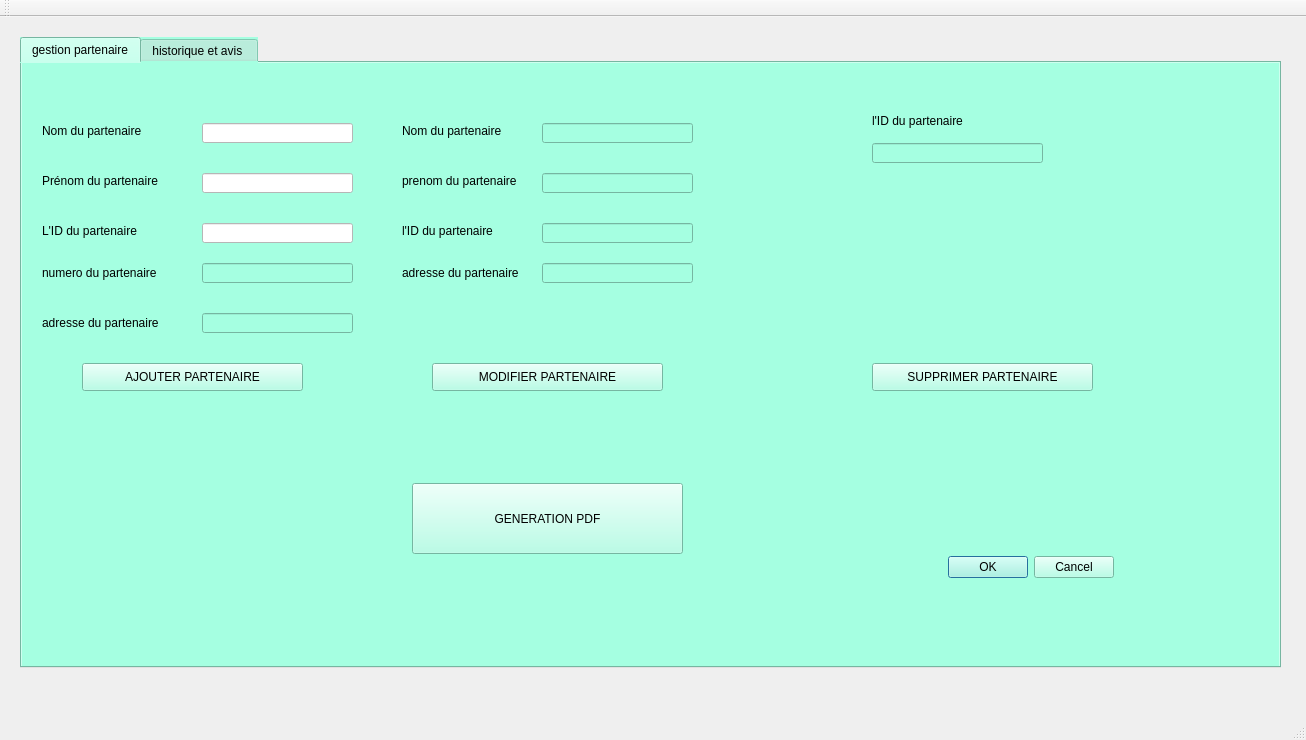
Qt form mainwindow.ui (yasssmineee/eventplanner2A26) before a commit.
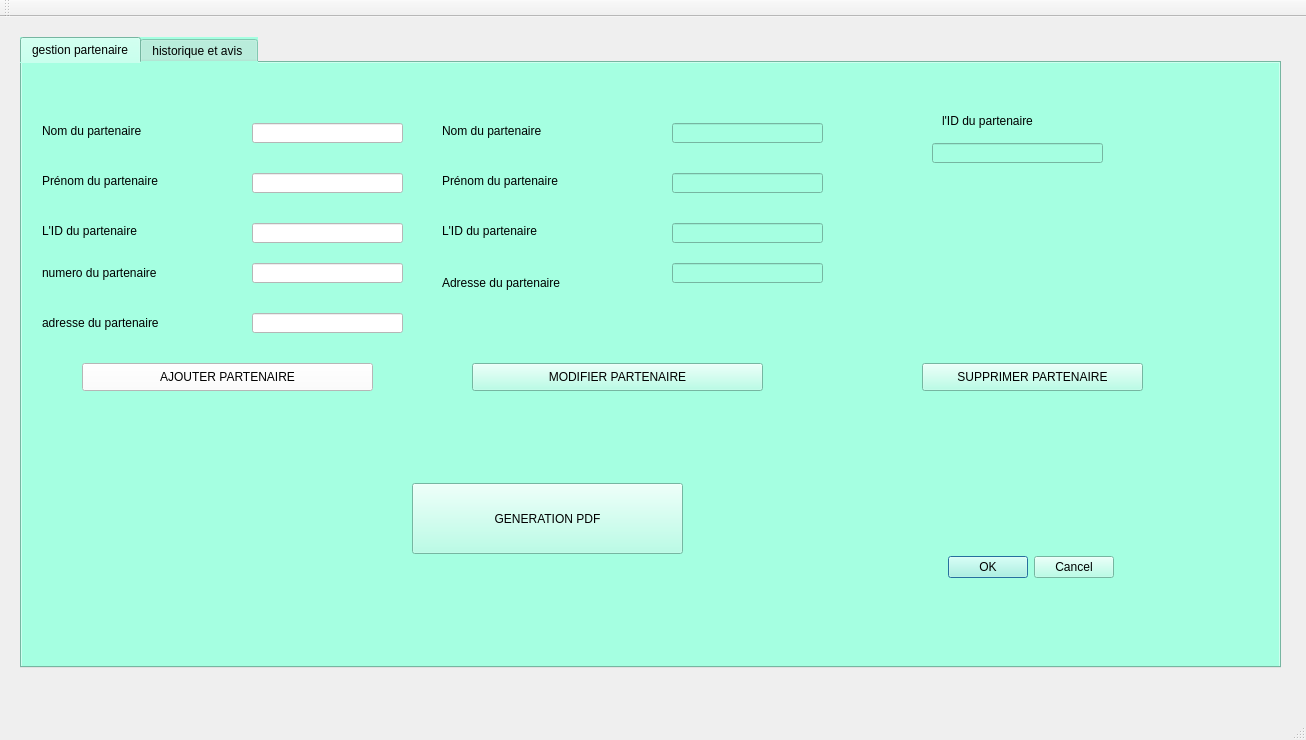
The same form after that commit.

Diff of the .ui file:
```diff
--- a/mainwindow.ui
+++ b/mainwindow.ui
@@ -38,7 +38,7 @@
        <rect>
         <x>20</x>
         <y>60</y>
-        <width>121</width>
+        <width>191</width>
         <height>16</height>
        </rect>
       </property>
@@ -54,7 +54,7 @@
        <rect>
         <x>20</x>
         <y>110</y>
-        <width>141</width>
+        <width>221</width>
         <height>16</height>
        </rect>
       </property>
@@ -68,7 +68,7 @@
      <widget class="QLineEdit" name="le_nom">
       <property name="geometry">
        <rect>
-        <x>180</x>
+        <x>230</x>
         <y>60</y>
         <width>151</width>
         <height>20</height>
@@ -82,7 +82,7 @@
      <widget class="QLineEdit" name="le_prenom">
       <property name="geometry">
        <rect>
-        <x>180</x>
+        <x>230</x>
         <y>110</y>
         <width>151</width>
         <height>20</height>
@@ -95,22 +95,29 @@
      <widget class="QLineEdit" name="le_numero">
       <property name="geometry">
        <rect>
-        <x>180</x>
+        <x>230</x>
         <y>200</y>
         <width>151</width>
         <height>20</height>
        </rect>
       </property>
+      <property name="styleSheet">
+       <string notr="true">font: 11pt &quot;Segoe Script&quot;;
+background-color: rgb(255, 255, 255);</string>
+      </property>
      </widget>
      <widget class="QLabel" name="label_3">
       <property name="geometry">
        <rect>
         <x>20</x>
         <y>160</y>
-        <width>131</width>
+        <width>181</width>
         <height>16</height>
        </rect>
       </property>
+      <property name="styleSheet">
+       <string notr="true">font: 10pt &quot;Segoe Print&quot;;</string>
+      </property>
       <property name="text">
        <string>L'ID du partenaire</string>
       </property>
@@ -120,10 +127,13 @@
        <rect>
         <x>20</x>
         <y>200</y>
-        <width>131</width>
+        <width>191</width>
         <height>20</height>
        </rect>
       </property>
+      <property name="styleSheet">
+       <string notr="true">font: 9pt &quot;Segoe Print&quot;;</string>
+      </property>
       <property name="text">
        <string>numero du partenaire</string>
       </property>
@@ -133,10 +143,13 @@
        <rect>
         <x>20</x>
         <y>250</y>
-        <width>131</width>
+        <width>201</width>
         <height>20</height>
        </rect>
       </property>
+      <property name="styleSheet">
+       <string notr="true">font: 10pt &quot;Segoe Script&quot;;</string>
+      </property>
       <property name="text">
        <string>adresse du partenaire</string>
       </property>
@@ -144,17 +157,20 @@
      <widget class="QLineEdit" name="l_adresse">
       <property name="geometry">
        <rect>
-        <x>180</x>
+        <x>230</x>
         <y>250</y>
         <width>151</width>
         <height>20</height>
        </rect>
       </property>
+      <property name="styleSheet">
+       <string notr="true">background-color: rgb(255, 255, 255);</string>
+      </property>
      </widget>
      <widget class="QLineEdit" name="le_id2">
       <property name="geometry">
        <rect>
-        <x>520</x>
+        <x>650</x>
         <y>160</y>
         <width>151</width>
         <height>20</height>
@@ -164,7 +180,7 @@
      <widget class="QLineEdit" name="le_prenom2">
       <property name="geometry">
        <rect>
-        <x>520</x>
+        <x>650</x>
         <y>110</y>
         <width>151</width>
         <height>20</height>
@@ -174,7 +190,7 @@
      <widget class="QLineEdit" name="le_nom2">
       <property name="geometry">
        <rect>
-        <x>520</x>
+        <x>650</x>
         <y>60</y>
         <width>151</width>
         <height>20</height>
@@ -184,7 +200,7 @@
      <widget class="QLineEdit" name="le_id">
       <property name="geometry">
        <rect>
-        <x>180</x>
+        <x>230</x>
         <y>160</y>
         <width>151</width>
         <height>20</height>
@@ -194,62 +210,10 @@
        <string notr="true">background-color: rgb(255, 255, 255);</string>
       </property>
      </widget>
-     <widget class="QLabel" name="label_6">
-      <property name="geometry">
-       <rect>
-        <x>380</x>
-        <y>160</y>
-        <width>121</width>
-        <height>16</height>
-       </rect>
-      </property>
-      <property name="text">
-       <string>l'ID du partenaire</string>
-      </property>
-     </widget>
-     <widget class="QLabel" name="label_7">
-      <property name="geometry">
-       <rect>
-        <x>380</x>
-        <y>110</y>
-        <width>131</width>
-        <height>16</height>
-       </rect>
-      </property>
-      <property name="text">
-       <string>prenom du partenaire</string>
-      </property>
-     </widget>
-     <widget class="QLabel" name="label_8">
-      <property name="geometry">
-       <rect>
-        <x>380</x>
-        <y>60</y>
-        <width>121</width>
-        <height>16</height>
-       </rect>
-      </property>
-      <property name="text">
-       <string>Nom du partenaire</string>
-      </property>
-     </widget>
-     <widget class="QLabel" name="label_9">
-      <property name="geometry">
-       <rect>
-        <x>380</x>
-        <y>200</y>
-        <width>131</width>
-        <height>20</height>
-       </rect>
-      </property>
-      <property name="text">
-       <string>adresse du partenaire</string>
-      </property>
-     </widget>
      <widget class="QLineEdit" name="le_adresse2">
       <property name="geometry">
        <rect>
-        <x>520</x>
+        <x>650</x>
         <y>200</y>
         <width>151</width>
         <height>20</height>
@@ -259,7 +223,7 @@
      <widget class="QLabel" name="label_12">
       <property name="geometry">
        <rect>
-        <x>850</x>
+        <x>920</x>
         <y>50</y>
         <width>121</width>
         <height>16</height>
@@ -272,7 +236,7 @@
      <widget class="QLineEdit" name="lineEdit_12">
       <property name="geometry">
        <rect>
-        <x>850</x>
+        <x>910</x>
         <y>80</y>
         <width>171</width>
         <height>20</height>
@@ -295,7 +259,7 @@
      <widget class="QPushButton" name="supprimerpartenaire">
       <property name="geometry">
        <rect>
-        <x>850</x>
+        <x>900</x>
         <y>300</y>
         <width>221</width>
         <height>28</height>
@@ -308,12 +272,15 @@
      <widget class="QPushButton" name="modifierpartenaire">
       <property name="geometry">
        <rect>
-        <x>410</x>
+        <x>450</x>
         <y>300</y>
-        <width>231</width>
+        <width>291</width>
         <height>28</height>
        </rect>
       </property>
+      <property name="styleSheet">
+       <string notr="true">font: 10pt &quot;Segoe Print&quot;;</string>
+      </property>
       <property name="text">
        <string>MODIFIER PARTENAIRE</string>
       </property>
@@ -323,10 +290,14 @@
        <rect>
         <x>60</x>
         <y>300</y>
-        <width>221</width>
+        <width>291</width>
         <height>28</height>
        </rect>
       </property>
+      <property name="styleSheet">
+       <string notr="true">background-color: rgb(255, 255, 255);
+font: 10pt &quot;Segoe Script&quot;;</string>
+      </property>
       <property name="text">
        <string>AJOUTER PARTENAIRE</string>
       </property>
@@ -344,6 +315,72 @@
        <set>QDialogButtonBox::Cancel|QDialogButtonBox::Ok</set>
       </property>
      </widget>
+     <widget class="QLabel" name="label_10">
+      <property name="geometry">
+       <rect>
+        <x>420</x>
+        <y>60</y>
+        <width>191</width>
+        <height>16</height>
+       </rect>
+      </property>
+      <property name="styleSheet">
+       <string notr="true">font: 8pt &quot;Segoe Print&quot;;
+font: 11pt &quot;Segoe Script&quot;;</string>
+      </property>
+      <property name="text">
+       <string>Nom du partenaire</string>
+      </property>
+     </widget>
+     <widget class="QLabel" name="label_8">
+      <property name="geometry">
+       <rect>
+        <x>420</x>
+        <y>110</y>
+        <width>221</width>
+        <height>16</height>
+       </rect>
+      </property>
+      <property name="styleSheet">
+       <string notr="true">font: 8pt &quot;Segoe Print&quot;;
+font: 10pt &quot;Segoe Script&quot;;</string>
+      </property>
+      <property name="text">
+       <string>Prénom du partenaire</string>
+      </property>
+     </widget>
+     <widget class="QLabel" name="label_7">
+      <property name="geometry">
+       <rect>
+        <x>420</x>
+        <y>160</y>
+        <width>181</width>
+        <height>16</height>
+       </rect>
+      </property>
+      <property name="styleSheet">
+       <string notr="true">font: 10pt &quot;Segoe Print&quot;;</string>
+      </property>
+      <property name="text">
+       <string>L'ID du partenaire</string>
+      </property>
+     </widget>
+     <widget class="QLabel" name="label_11">
+      <property name="geometry">
+       <rect>
+        <x>420</x>
+        <y>210</y>
+        <width>201</width>
+        <height>20</height>
+       </rect>
+      </property>
+      <property name="styleSheet">
+       <string notr="true">font: 10pt &quot;Segoe Script&quot;;</string>
+      </property>
+      <property name="text">
+       <string>Adresse du partenaire</string>
+      </property>
+     </widget>
     </widget>
     <widget class="QWidget" name="tab_2">
      <attribute name="title">
```
Left out of the diff: 13 changed lines with no effect on the pictures.
